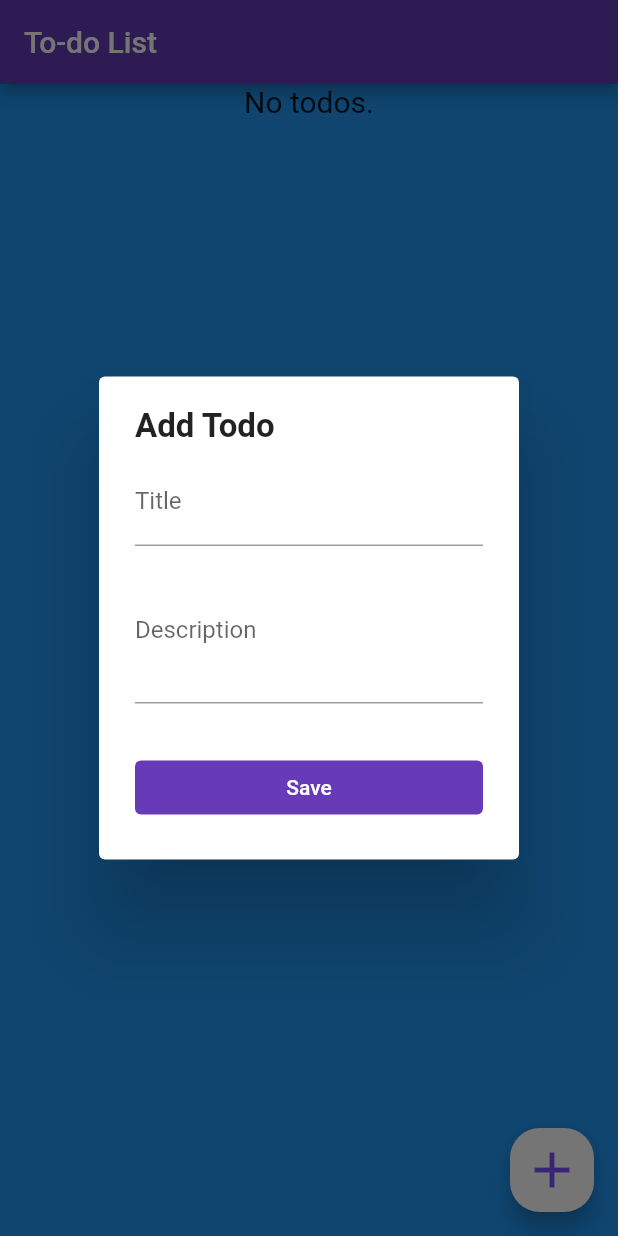
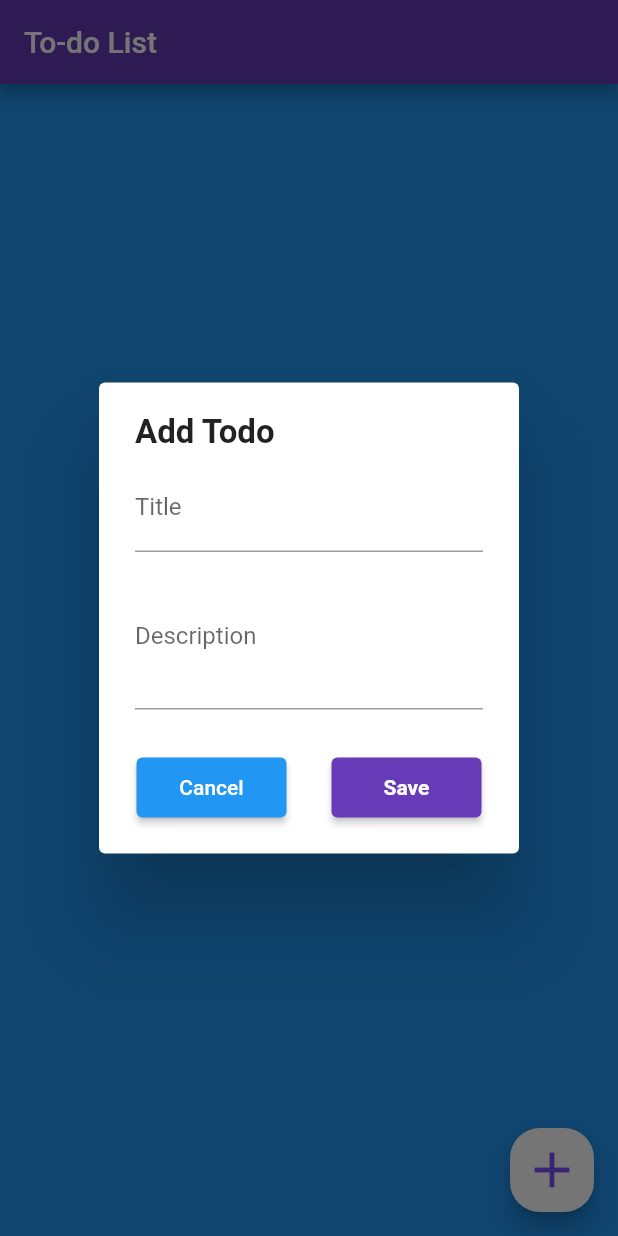
Before and after one commit to sakib556/To-Do-List-App-Sqflite-GetX-, a Flutter app: the HomePage screen opened directly, after a tap on the "add" icon, on a phone screen of 412 x 824 dp. Run offline on Flutter 3.47's test engine with Material 2 defaults, Android fonts, the phone set to English and light mode, and no system bars; our stand-ins replace get, shared_preferences, sqflite; accounts and stored records are empty.

Commit message:
data fecth and data add operation success

```diff
--- a/lib/controllers/todos_controller.dart
+++ b/lib/controllers/todos_controller.dart
@@ -1,29 +1,24 @@
+import 'package:flutter/material.dart';
 import 'package:get/get.dart';
-
-import '../models/todo_info.dart';
+import 'package:to_do_list_app_flutter/databases/database.dart';
+import 'package:to_do_list_app_flutter/models/todo_info.dart';
 
 class TodosController extends GetxController {
-  List<TodoInfo> todos = [
-    // TodoInfo(
-    //   createdTime: DateTime.now(),
-    //   title: 'Buy Food',
-    //   description: 'Eggs,Milk,Bread,Water',
-    // ),
-    // TodoInfo(
-    //   createdTime: DateTime.now(),
-    //   title: 'Plan family trip to cox\'sbazar',
-    //   description: 'Rent some hotels, Rent a car, Pack suitcase',
-    // ),
-    // TodoInfo(
-    //   createdTime: DateTime.now(),
-    //   title: 'Eid shopping',
-    // ),
-    // TodoInfo(
-    //   createdTime: DateTime.now(),
-    //   title: 'Plan Sultan\'s birthday party',
-    // ),
-  ];
+  var titleController = TextEditingController();
+  var descriptionController = TextEditingController();
+  var database = DatabaseHelper();
+  var todoList = <TodoInfo>[].obs;
 
-  List<TodoInfo> get todoList =>
-      todos.where((todo) => todo.isDone == false).toList();
+  fetchTodos() async {
+    var todos = await database.getTodoList();
+    if (todos != null) {
+      todoList.value = todos;
+    }
+    todoList.refresh();
+  }
+
+  insertTodos(TodoInfo todo) async {
+    await database.insertTodo(todo);
+    fetchTodos();
+  }
 }
--- a/lib/databases/database.dart
+++ b/lib/databases/database.dart
@@ -6,68 +6,63 @@ import 'package:sqflite/sqflite.dart';
 import 'package:to_do_list_app_flutter/models/todo_info.dart';
 
 class DatabaseHelper {
-  static final DatabaseHelper instance = DatabaseHelper._instance();
-  static Database? _db = null;
+  Database? _db;
+  String todoTable = 'todo_table';
+  String colId = 'id'; //column = col
+  String colCreatedTime = 'createdTime';
+  String colTitle = 'title';
+  String colDescription = 'description';
+  String colIsDone = 'isDone';
 
-  DatabaseHelper._instance();
-  String? todoTable;
-  String? colId; //column = col
-  String? colCreatedTime;
-  String? colTitle;
-  String? colDescription;
-  String? colIsDone;
-
-  Future<Database?> get db async {
+  Future<Database?> get database async {
     _db ??= await _initDb();
     return _db;
   }
 
   Future<Database?> _initDb() async {
     Directory directory = await getApplicationDocumentsDirectory();
-    String path = directory.path + 'todo_list.db';
-    final todoListDb =
-        await openDatabase(path, version: 1, onCreate: _createDb);
+    String path = directory.path + "todo.db";
+    final todoListDb = await openDatabase(path, version: 10,
+        onCreate: (Database db, int version) async {
+      await db.execute(
+          "CREATE TABLE $todoTable($colId INTEGER PRIMARY KEY AUTOINCREMENT,"
+          "$colCreatedTime TEXT,$colTitle TEXT,$colDescription TEXT,"
+          "$colIsDone INTEGER )");
+    });
     return todoListDb;
   }
 
-  void _createDb(Database db, int version) async {
-    await db.execute(
-        "CREATE TABLE $todoTable($colId INTEGER PRIMARY KEY, $colCreatedTime TEXT, $colTitle TEXT, $colDescription TEXT,$colIsDone TEXT )");
-  }
-
-  Future<List<Map<String, dynamic>>> getTodoMapList() async {
-    Database? db = await this.db;
-    final List<Map<String, dynamic>> result = await db!.query(todoTable!);
-    return result;
-  }
-
   Future<List<TodoInfo>> getTodoList() async {
-    final List<Map<String, dynamic>> todoMapList = await getTodoMapList();
-    final List<TodoInfo> todoList = [];
-    todoMapList.forEach((todoMap) {
-      todoList.add(TodoInfo.fromMap(todoMap));
-    });
-    todoList.sort(
-        (todoA, todoB) => todoA.createdTime!.compareTo(todoB.createdTime!));
-    return todoList;
+    final db = await database;
+    final List<Map<String, dynamic>> items =
+        await db!.query('todo_table', orderBy: 'id DESC');
+    return List.generate(
+        items.length,
+        (i) => TodoInfo(
+            id: items[i]['id'],
+            createdTime: DateTime.parse(items[i]['createdTime']),
+            title: items[i]['title'],
+            description: items[i]['description'],
+            isDone: items[i]["isDone"] == 1 ? true : false));
   }
 
   Future<int?> insertTodo(TodoInfo todo) async {
-    Database? db = await this.db;
-    var result = await db?.insert(todoTable!, todo.toMap());
+    Database? db = await database;
+    var result = await db?.insert(todoTable, todo.toMap());
+    print("databse inserted");
     return result;
   }
 
   Future<int?> updateTodo(TodoInfo todo) async {
-    var db = await this.db;
-    var result = await db?.update(todoTable!, todo.toMap(),
+    var db = await database;
+    var result = await db?.update(todoTable, todo.toMap(),
         where: "$colId = ?", whereArgs: [todo.id]);
     return result;
   }
 
   Future<int?> deleteTodo(int id) async {
     int? result;
-    var db = await this.db;
+    var db = await database;
     result = await db?.rawDelete('DELETE FROM $todoTable WHERE $colId = $id');
     return result;
   }
--- a/lib/models/todo_info.dart
+++ b/lib/models/todo_info.dart
@@ -1,39 +1,43 @@
 class TodoInfo {
-  DateTime? createdTime;
-  String? title;
-  String? id;
-  String? description;
-  bool? isDone;
+  final int? id;
+  final DateTime createdTime;
+  final String title;
+  final String description;
+  bool isDone;
 
   TodoInfo({
     this.id,
-    this.createdTime,
-    this.title,
-    this.description = '',
-    this.isDone = false,
+    required this.createdTime,
+    required this.title,
+    this.description = "",
+    required this.isDone,
   });
 
   TodoInfo.withId(
-      {this.id, this.createdTime, this.title, this.description, this.isDone});
+      {this.id,
+      required this.createdTime,
+      required this.title,
+      this.description = "",
+      required this.isDone});
 
   Map<String, dynamic> toMap() {
     final map = <String, dynamic>{};
     if (id != null) {
       map['id'] = id;
     }
-    map['date'] = createdTime?.toIso8601String();
+    map['createdTime'] = createdTime.toString();
     map['title'] = title;
     map['description'] = description;
-    map['isdone'] = isDone.toString();
+    map['isDone'] = isDone ? 1 : 0;
     return map;
   }
 
   factory TodoInfo.fromMap(Map<String, dynamic> map) {
     return TodoInfo.withId(
         id: map['id'],
-        createdTime: map['date'],
+        createdTime: map['createdTime'],
         title: map['title'],
         description: map['description'],
-        isDone: map['isdone']);
+        isDone: map['isDone']);
   }
 }
--- a/lib/views/home/home_page.dart
+++ b/lib/views/home/home_page.dart
@@ -1,6 +1,6 @@
 import 'package:flutter/material.dart';
 
-import 'local_widgets/todo_dialogue/add_todo_dialogue_widget.dart';
+import 'local_widgets/todo_add_dialogue/todo_add_dialogue_widget.dart';
 import 'local_widgets/todo_list/todo_list_widget.dart';
 
 class HomePage extends StatelessWidget {
@@ -27,7 +27,7 @@ class HomePage extends StatelessWidget {
           backgroundColor: Colors.white,
           onPressed: () => showDialog(
             context: context,
-            builder: (context) => AddTodoDialogueWidget(),
+            builder: (context) => TodoAddDialgueWidget(),
             barrierDismissible: false,
           ),
           child: Icon(
--- a/lib/views/home/local_widgets/todo_dialogue/add_todo_dialogue_widget.dart
+++ b/lib/views/home/local_widgets/todo_add_dialogue/todo_add_dialogue_widget.dart
@@ -1,12 +1,8 @@
 import 'package:flutter/material.dart';
+import 'package:to_do_list_app_flutter/views/home/local_widgets/todo_add_dialogue/todo_form_widget.dart';
 
-import 'todo_form_widget.dart';
-
-class AddTodoDialogueWidget extends StatelessWidget {
-  AddTodoDialogueWidget({Key? key}) : super(key: key);
-  String title = '';
-  String description = '';
-
+class TodoAddDialgueWidget extends StatelessWidget {
+  const TodoAddDialgueWidget({Key? key}) : super(key: key);
   @override
   Widget build(BuildContext context) => AlertDialog(
         content: Column(
@@ -21,7 +17,7 @@ class AddTodoDialogueWidget extends StatelessWidget {
               ),
             ),
             const SizedBox(height: 8),
-            TodoFormWidget(),
+            TodoFormWidget()
           ],
         ),
       );
--- /dev/null
+++ b/lib/views/home/local_widgets/todo_add_dialogue/todo_form_widget.dart
@@ -0,0 +1,93 @@
+import 'package:flutter/material.dart';
+import 'package:get/get.dart';
+import 'package:to_do_list_app_flutter/controllers/todos_controller.dart';
+import 'package:to_do_list_app_flutter/models/todo_info.dart';
+
+class TodoFormWidget extends StatelessWidget {
+  final TodosController _todosController = Get.put(TodosController());
+  TodoFormWidget({Key? key}) : super(key: key);
+  @override
+  Widget build(BuildContext context) => SingleChildScrollView(
+        child: Column(
+          mainAxisSize: MainAxisSize.min,
+          children: [
+            buildTitle(),
+            SizedBox(height: 8),
+            buildDescription(),
+            SizedBox(height: 32),
+            Row(
+              mainAxisSize: MainAxisSize.min,
+              children: [
+                buildCancelButton(context),
+                SizedBox(width: 30),
+                buildSaveButton(context),
+              ],
+            )
+          ],
+        ),
+      );
+
+  Widget buildTitle() => TextFormField(
+        maxLines: 1,
+        controller: _todosController.titleController,
+        validator: (title) {
+          if (title!.isEmpty) {
+            return 'The title cannot be empty';
+          }
+          return null;
+        },
+        decoration: InputDecoration(
+          border: UnderlineInputBorder(),
+          labelText: 'Title',
+        ),
+      );
+
+  Widget buildDescription() => TextFormField(
+        maxLines: 3,
+        controller: _todosController.descriptionController,
+        decoration: InputDecoration(
+          border: UnderlineInputBorder(),
+          labelText: 'Description',
+        ),
+      );
+
+  Widget buildSaveButton(BuildContext context) => SizedBox(
+        width: 100,
+        height: 40,
+        child: ElevatedButton(
+          style: ButtonStyle(
+            backgroundColor: MaterialStateProperty.all(Colors.deepPurple),
+          ),
+          onPressed: () {
+            String title = _todosController.titleController.text;
+            String description = _todosController.descriptionController.text;
+            _todosController.insertTodos(TodoInfo(
+                createdTime: DateTime.now(),
+                title: title,
+                isDone: false,
+                description: description));
+            Navigator.pop(context);
+          },
+          child: Text(
+            'Save',
+            style: TextStyle(color: Colors.white, fontWeight: FontWeight.bold),
+          ),
+        ),
+      );
+  Widget buildCancelButton(BuildContext context) => SizedBox(
+        width: 100,
+        height: 40,
+        child: ElevatedButton(
+          style: ButtonStyle(
+            backgroundColor: MaterialStateProperty.all(Colors.blue),
+          ),
+          onPressed: () => Navigator.pop(context),
+          child: Text(
+            'Cancel',
+            style: TextStyle(
+              color: Colors.white,
+            ),
+          ),
+        ),
+      );
+}
--- a/lib/views/home/local_widgets/todo_dialogue/todo_form_widget.dart
+++ /dev/null
@@ -1,64 +0,0 @@
-import 'package:flutter/material.dart';
-
-class TodoFormWidget extends StatelessWidget {
-  final String title;
-  final String description;
-
-  const TodoFormWidget({
-    Key? key,
-    this.title = '',
-    this.description = '',
-  }) : super(key: key);
-
-  @override
-  Widget build(BuildContext context) => SingleChildScrollView(
-        child: Column(
-          mainAxisSize: MainAxisSize.min,
-          children: [
-            buildTitle(),
-            SizedBox(height: 8),
-            buildDescription(),
-            SizedBox(height: 32),
-            buildButton(),
-          ],
-        ),
-      );
-
-  Widget buildTitle() => TextFormField(
-        maxLines: 1,
-        initialValue: title,
-        validator: (title) {
-          if (title!.isEmpty) {
-            return 'The title cannot be empty';
-          }
-          return null;
-        },
-        decoration: InputDecoration(
-          border: UnderlineInputBorder(),
-          labelText: 'Title',
-        ),
-      );
-
-  Widget buildDescription() => TextFormField(
-        maxLines: 3,
-        initialValue: description,
-        decoration: InputDecoration(
-          border: UnderlineInputBorder(),
-          labelText: 'Description',
-        ),
-      );
-
-  Widget buildButton() => SizedBox(
-        width: double.infinity,
-        child: ElevatedButton(
-          style: ButtonStyle(
-            backgroundColor: MaterialStateProperty.all(Colors.deepPurple),
-          ),
-          onPressed: null,
-          child: Text(
-            'Save',
-            style: TextStyle(color: Colors.white),
-          ),
-        ),
-      );
-}
--- a/lib/views/home/local_widgets/todo_list/todo_list_widget.dart
+++ b/lib/views/home/local_widgets/todo_list/todo_list_widget.dart
@@ -4,30 +4,31 @@ import 'package:to_do_list_app_flutter/controllers/todos_controller.dart';
 import 'package:to_do_list_app_flutter/views/home/local_widgets/todo_list/todo_widget.dart';
 
 class TodoListWidget extends StatelessWidget {
+  TodoListWidget({Key? key}) : super(key: key);
+  final TodosController _todosController = Get.put(TodosController());
   @override
   Widget build(BuildContext context) {
-    final TodosController _todosController = Get.put(TodosController());
-    final todos = _todosController.todos;
-
-    return todos.isEmpty
-        ? Center(
-            child: Text(
-              'No todos.',
-              style: TextStyle(fontSize: 20),
-            ),
-          )
-        : Expanded(
-            child: ListView.separated(
+    _todosController.fetchTodos();
+    return Expanded(child: Obx(() {
+      return _todosController.todoList.length == null
+          ? Padding(
+              padding: const EdgeInsets.all(28.0),
+              child: Center(
+                child: Text(
+                  'No todos.\nAdd your first todo to tap the (+) sign of the right bottom.',
+                  style: TextStyle(fontSize: 20, color: Colors.white),
+                ),
+              ),
+            )
+          : ListView.separated(
               physics: BouncingScrollPhysics(),
               padding: EdgeInsets.all(16),
               separatorBuilder: (context, index) => Container(height: 8),
-              itemCount: todos.length,
-              itemBuilder: (context, index) {
-                final todo = todos[index];
-
-                return TodoWidget(todo: todo);
+              itemCount: _todosController.todoList.length,
+              itemBuilder: (context, i) {
+                return TodoWidget(_todosController.todoList[i]);
               },
-            ),
-          );
+            );
+    }));
   }
 }
```
Also changed, not shown: lib/views/home/local_widgets/todo_list/todo_widget.dart (+9 -11 lines).
